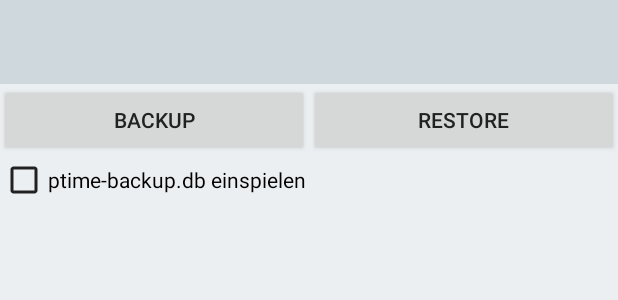
After one commit to devgek/PTime, an Android app: the layout backup_restore.xml on its own in the app's theme, with its tools: preview values and no code run, on a phone screen of 412 x 824 dp. The commit adds this screen. Shown: the top 300 px of the screen. Run offline under Robolectric (Android 15) with nearby library versions, the phone set to English and light mode, and no system bars.

Commit message:
backup-restore activity

```diff
--- a/build.gradle
+++ b/build.gradle
@@ -4,7 +4,7 @@ buildscript {
         jcenter()
     }
     dependencies {
-        classpath 'com.android.tools.build:gradle:1.3.0'
+        classpath 'com.android.tools.build:gradle:2.2.2'
     }
 }
 
--- a/project4/src/main/java/com/gek/and/project4/AppConstants.java
+++ b/project4/src/main/java/com/gek/and/project4/AppConstants.java
@@ -1,5 +1,5 @@
 package com.gek.and.project4;
 
 public class AppConstants {
-	public static final int PROJECT_LIMIT_FREE = 10;
+	public static final int PROJECT_LIMIT_FREE = 3;
 }
--- a/project4/src/main/java/com/gek/and/project4/activity/BookingDetailActivity.java
+++ b/project4/src/main/java/com/gek/and/project4/activity/BookingDetailActivity.java
@@ -181,8 +181,11 @@ public class BookingDetailActivity extends AppCompatActivity implements OnTimeSe
 			Calendar cTo = Calendar.getInstance();
 			if (theBooking.getTo() != null) {
 				cTo.setTime(theBooking.getTo());
+				to.setText(DateUtil.getFormattedTime(cTo.getTime()));
 			}
-			to.setText(DateUtil.getFormattedTime(cTo.getTime()));
+			else {
+				to.setText(getResources().getString(R.string.booking_detail_text_running));
+			}
 			to.setTag(cTo);
 
 			Calendar cBreak = Calendar.getInstance();
--- a/project4/src/main/java/com/gek/and/project4/activity/DashboardActivity.java
+++ b/project4/src/main/java/com/gek/and/project4/activity/DashboardActivity.java
@@ -54,6 +54,7 @@ public class DashboardActivity extends MainActivity implements SummaryLoaderTarg
 	private static final int RC_PROJECT__DETAIL_NEW = 1000;
 	private static final int RC_PROJECT_DETAIL_EDIT = 2000;
 	private static final int RC_PROJECT_MANAGEMENT = 3000;
+	private static final int RC_BACKUP_RESTORE = 4000;
 	private final int BAR_HEIGHT = 40;
 	private final int BAR_PADDING = 0;
 
@@ -239,7 +240,8 @@ public class DashboardActivity extends MainActivity implements SummaryLoaderTarg
 	@Override
 	protected void onActivityResult(int requestCode, int resultCode, Intent data) {
 		if (resultCode == RESULT_OK) {
-			if (requestCode == RC_PROJECT__DETAIL_NEW || requestCode == RC_PROJECT_DETAIL_EDIT || requestCode == RC_PROJECT_MANAGEMENT) {
+			if (requestCode == RC_PROJECT__DETAIL_NEW || requestCode == RC_PROJECT_DETAIL_EDIT ||
+					requestCode == RC_PROJECT_MANAGEMENT || requestCode == RC_BACKUP_RESTORE) {
 				boolean reloadSummary = data.getBooleanExtra("reloadSummary", false);
 				if (reloadSummary) {
 					startSummaryLoader();
--- a/project4/src/main/java/com/gek/and/project4/util/BookingUtil.java
+++ b/project4/src/main/java/com/gek/and/project4/util/BookingUtil.java
@@ -1,5 +1,6 @@
 package com.gek.and.project4.util;
 
+import com.gek.and.project4.app.Project4App;
 import com.gek.and.project4.entity.Booking;
 
 import java.util.Calendar;
@@ -40,4 +41,5 @@ public class BookingUtil {
 	public static int getRunningMinutes(Booking b) {
 		return DateUtil.getMinutes(b.getFrom(), Calendar.getInstance().getTime());
 	}
+
 }
--- /dev/null
+++ b/project4/src/main/res/layout/backup_restore.xml
@@ -0,0 +1,35 @@
+<?xml version="1.0" encoding="utf-8"?>
+<LinearLayout xmlns:android="http://schemas.android.com/apk/res/android"
+              android:layout_width="match_parent"
+              android:layout_height="match_parent"
+              android:orientation="vertical">
+
+    <include layout="@layout/toolbar" android:id="@+id/backup_restore_toolbar"/>
+
+    <LinearLayout android:layout_width="match_parent"
+                  android:layout_height="wrap_content"
+                  android:orientation="horizontal">
+        <Button android:layout_width="0dp"
+                android:layout_weight="0.5"
+                android:layout_height="wrap_content"
+                android:text="Backup"
+                android:id="@+id/backup_restore_button_backup"/>
+
+        <Button android:layout_width="0dp"
+                android:layout_weight="0.5"
+                android:layout_height="wrap_content"
+                android:text="Restore"
+                android:id="@+id/backup_restore_button_restore"/>
+    </LinearLayout>
+    <LinearLayout android:layout_width="match_parent"
+                  android:layout_height="wrap_content"
+                  android:orientation="horizontal">
+        <CheckBox android:layout_width="wrap_content"
+                  android:layout_height="wrap_content"
+                  android:text="ptime-backup.db einspielen"
+                  android:id="@+id/backup_restore_checkbox_restore"
+                />
+    </LinearLayout>
+
+
+</LinearLayout>
--- a/project4/src/main/res/menu/drawer.xml
+++ b/project4/src/main/res/menu/drawer.xml
@@ -21,6 +21,10 @@
             android:icon="@drawable/ic_action_settings"
             android:title="Einstellungen" />
         <item
+                android:id="@+id/action_backup_restore"
+                android:icon="@drawable/ic_action_settings"
+                android:title="Backup / Restore" />
+        <item
             android:id="@+id/action_about"
             android:icon="@drawable/ic_action_about"
             android:title="Über" />
--- a/project4/src/main/res/values/strings.xml
+++ b/project4/src/main/res/values/strings.xml
@@ -14,6 +14,7 @@
     <string name="title_project_selection">Projektauswahl</string>
     <string name="title_project_management">Projekte verwalten</string>
     <string name="title_settings">Einstellungen</string>
+    <string name="title_backup_restore">Backup / Restore</string>
 
     <string name="comment_project_added">Projekt hinzugefügt.</string>
 
@@ -38,6 +39,7 @@
     <string name="booking_detail_duration_label">DAUER</string>
     <string name="booking_detail_project_label">PROJEKT</string>
     <string name="booking_detail_note_label">NOTIZ</string>
+    <string name="booking_detail_text_running">läuft ...</string>
 
     <string name="action_list_bookings">Buchungen anzeigen</string>
     <string name="action_select_color">Farbe auswählen</string>
```
Also changed, not shown: pTime/src/main/AndroidManifest.xml (+5 -2 lines), project4/src/main/java/com/gek/and/project4/activity/BackupRestoreActivity.java (added, +152 -0 lines), project4/src/main/java/com/gek/and/project4/activity/MainActivity.java (+9 -1 lines), gradle/wrapper/gradle-wrapper.properties.
